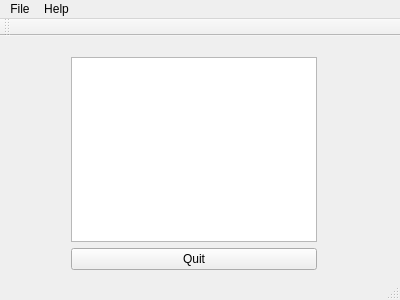
Old version of the form notepad.ui in the repository Drabble/IHM_Labo01.
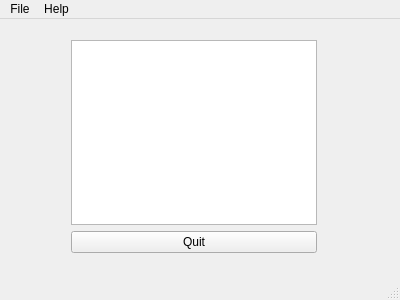
New version of the form.

What changed in the file:
```diff
--- a/notepad.ui
+++ b/notepad.ui
@@ -14,7 +14,7 @@
    <string>Notepad</string>
   </property>
   <widget class="QWidget" name="centralWidget">
-   <widget class="QWidget" name="">
+   <widget class="QWidget" name="layoutWidget">
     <property name="geometry">
      <rect>
       <x>60</x>
@@ -65,14 +65,6 @@
    <addaction name="menuFile"/>
    <addaction name="menuHelp"/>
   </widget>
-  <widget class="QToolBar" name="mainToolBar">
-   <attribute name="toolBarArea">
-    <enum>TopToolBarArea</enum>
-   </attribute>
-   <attribute name="toolBarBreak">
-    <bool>false</bool>
-   </attribute>
-  </widget>
   <widget class="QStatusBar" name="statusBar"/>
   <action name="actionOpen">
    <property name="text">
```
Left out of the diff: 2 changed lines with no effect on the pictures.
